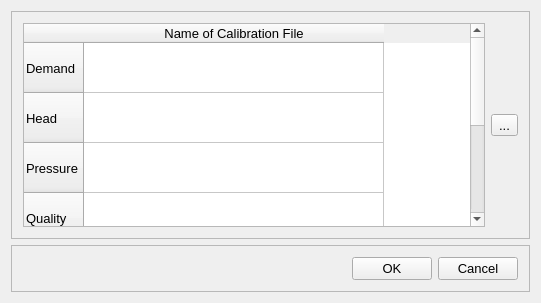
Above: src/ui/EPANET/frmCalibrationDataDesigner.ui from USEPA/SWMM-EPANET_User_Interface before the change. Below: the same form after it.
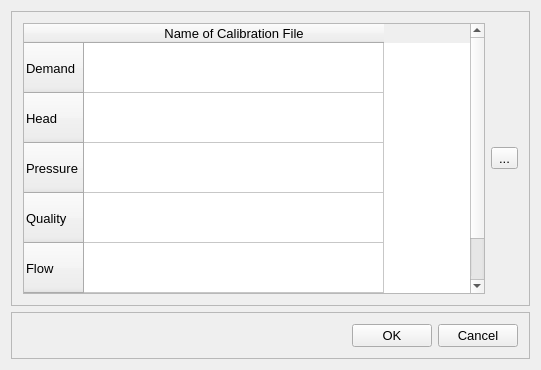
That is the form after the change.

What changed in the file:
```diff
--- a/src/ui/EPANET/frmCalibrationDataDesigner.ui
+++ b/src/ui/EPANET/frmCalibrationDataDesigner.ui
@@ -7,7 +7,7 @@
     <x>0</x>
     <y>0</y>
     <width>541</width>
-    <height>303</height>
+    <height>370</height>
    </rect>
   </property>
   <property name="font">
```
